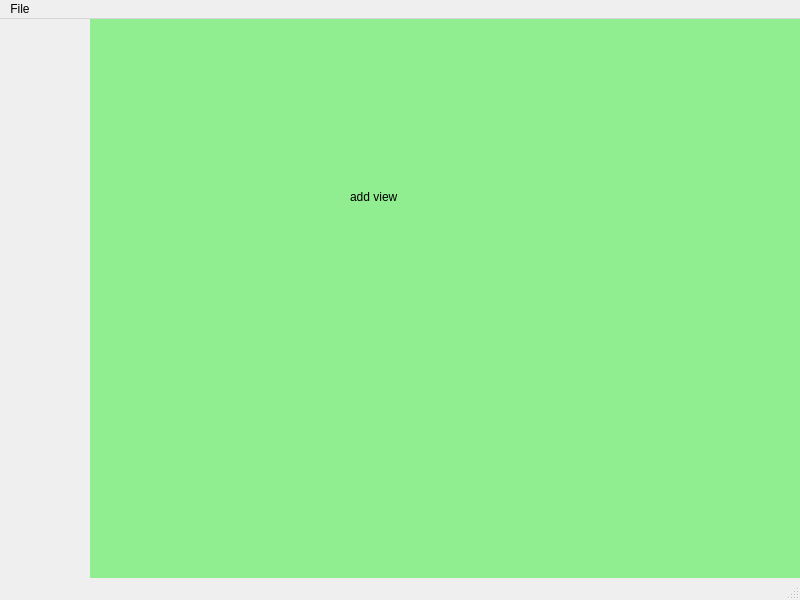
Qt form src/windows/mainwindow.ui (fast-food-finder-associates/FastFoodFinder) before a commit.
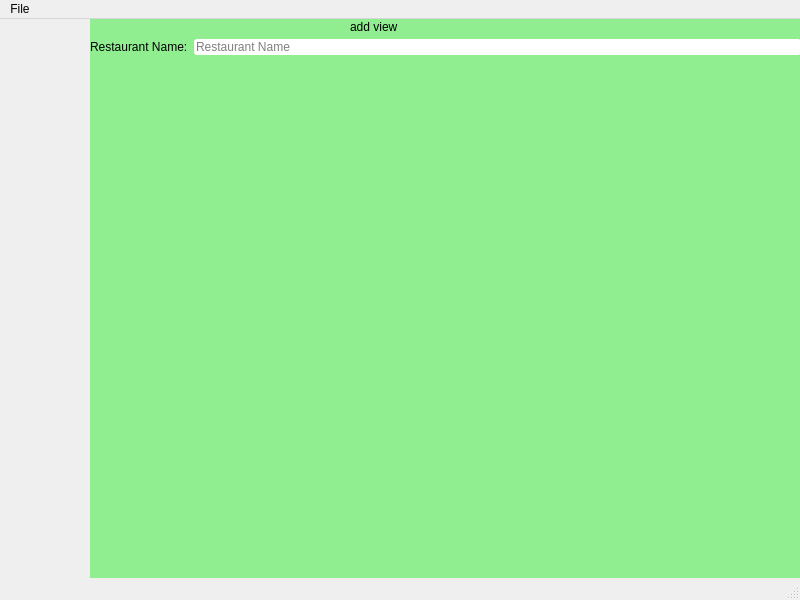
The same form after that commit. The open tabs and pages were chosen to show the change. Icons and pictures are not drawn.

Commit message: comming changes to switch branch

The edit to the form file:
```diff
--- a/src/windows/mainwindow.ui
+++ b/src/windows/mainwindow.ui
@@ -231,7 +231,7 @@
         <property name="geometry">
          <rect>
           <x>260</x>
-          <y>170</y>
+          <y>0</y>
           <width>87</width>
           <height>16</height>
          </rect>
@@ -243,6 +243,44 @@
          <bool>false</bool>
         </property>
        </widget>
+       <widget class="QWidget" name="verticalLayoutWidget">
+        <property name="geometry">
+         <rect>
+          <x>0</x>
+          <y>20</y>
+          <width>711</width>
+          <height>531</height>
+         </rect>
+        </property>
+        <layout class="QVBoxLayout" name="verticalLayout">
+         <item>
+          <layout class="QHBoxLayout" name="horizontalLayout">
+           <item>
+            <layout class="QFormLayout" name="formLayout">
+             <item row="0" column="0">
+              <widget class="QLabel" name="label_8">
+               <property name="text">
+                <string>Restaurant Name:</string>
+               </property>
+              </widget>
+             </item>
+             <item row="0" column="1">
+              <widget class="QLineEdit" name="lineEdit_2">
+               <property name="styleSheet">
+                <string notr="true">border-radius:3px;
+background:white</string>
+               </property>
+               <property name="placeholderText">
+                <string>Restaurant Name</string>
+               </property>
+              </widget>
+             </item>
+            </layout>
+           </item>
+          </layout>
+         </item>
+        </layout>
+       </widget>
       </widget>
       <widget class="QWidget" name="editView">
        <property name="styleSheet">
```
Left out of the diff: 18 changed lines with no effect on the pictures. The commit also changes 2 other files.
